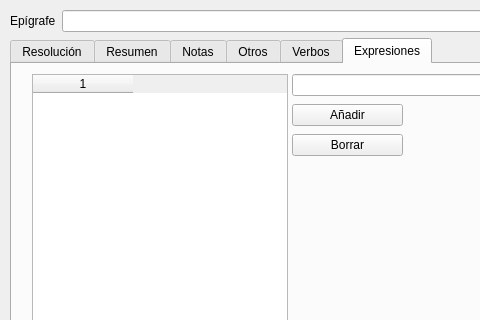
This is gui/dlgnuevaresolucion.ui in rogorido/qtpredicadores as Qt 5 draws it before an edit; both pictures show x 0 to 480 and y 0 to 320 of the 698 by 433 pixel window. The edited form follows.
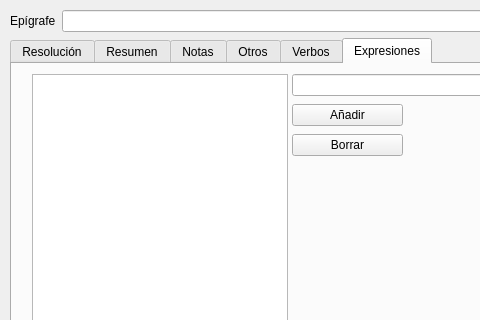
This is the edited form. Custom widgets are drawn as their Qt base class.

Commit message: Añadiendo elems a los modelos

Patch:
```diff
--- a/gui/dlgnuevaresolucion.ui
+++ b/gui/dlgnuevaresolucion.ui
@@ -343,7 +343,7 @@
          <string>Borrar</string>
         </property>
        </widget>
-       <widget class="QTableWidget" name="twExpresiones">
+       <widget class="QListView" name="twExpresiones">
         <property name="geometry">
          <rect>
           <x>20</x>
@@ -352,10 +352,6 @@
           <height>271</height>
          </rect>
         </property>
-        <property name="columnCount">
-         <number>1</number>
-        </property>
-        <column/>
        </widget>
        <widget class="QLineEdit" name="txtExpresion">
         <property name="geometry">
```
Left out of the diff: 6 changed lines with no effect on the pictures. The commit also changes 2 other files.
